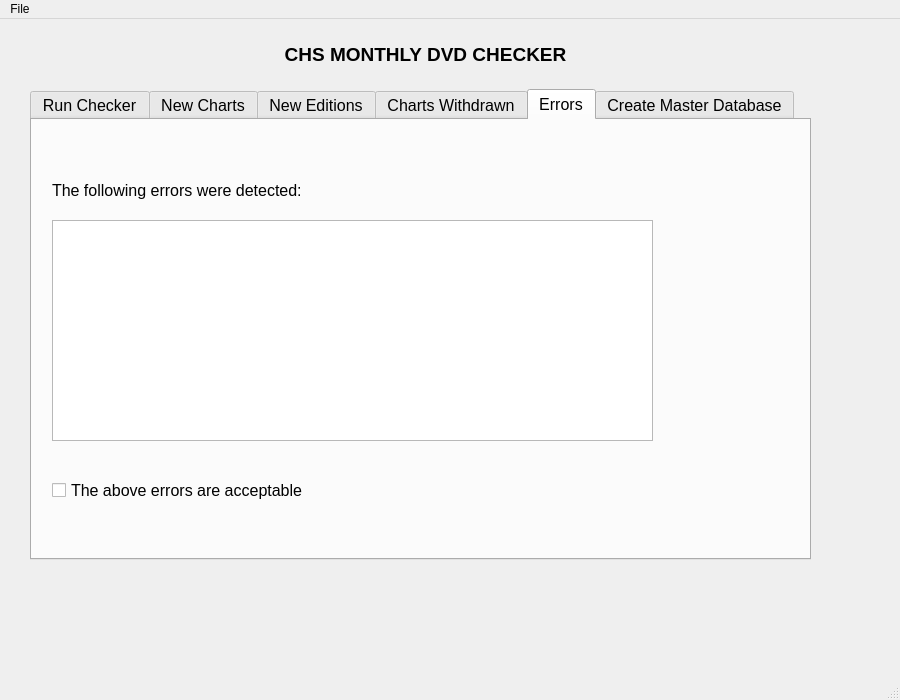
Above: CHS_DVD_Checker.ui from Mabus00/CHS-DVD-Reader before the change. Below: the same form after it.
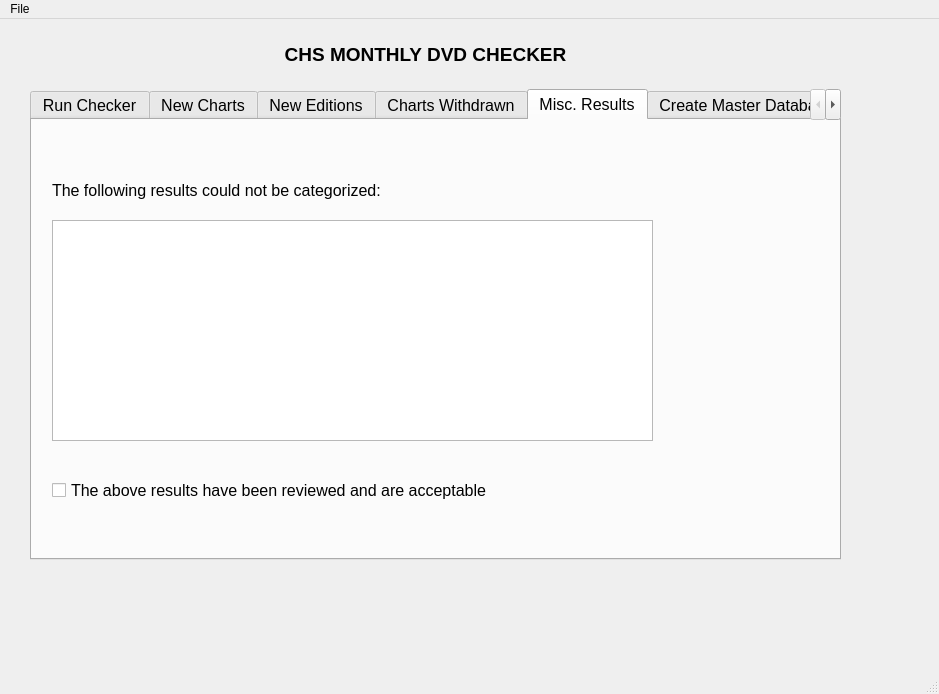
That is the form after the change.

Commit message: changed errors to misc. results

```diff
--- a/CHS_DVD_Checker.ui
+++ b/CHS_DVD_Checker.ui
@@ -6,8 +6,8 @@
    <rect>
     <x>0</x>
     <y>0</y>
-    <width>900</width>
-    <height>700</height>
+    <width>939</width>
+    <height>694</height>
    </rect>
   </property>
   <property name="sizePolicy">
@@ -48,7 +48,7 @@
      <rect>
       <x>30</x>
       <y>70</y>
-      <width>781</width>
+      <width>811</width>
       <height>471</height>
      </rect>
     </property>
@@ -233,7 +233,7 @@
     </widget>
     <widget class="QWidget" name="errors">
      <attribute name="title">
-      <string>Errors</string>
+      <string>Misc. Results</string>
      </attribute>
      <widget class="QTextBrowser" name="errorsTextBrowser">
       <property name="geometry">
@@ -255,7 +255,7 @@
        </rect>
       </property>
       <property name="text">
-       <string>The following errors were detected:</string>
+       <string>The following results could not be categorized:</string>
       </property>
      </widget>
      <widget class="QCheckBox" name="acceptErrorsCheckBox">
@@ -263,12 +263,12 @@
        <rect>
         <x>20</x>
         <y>360</y>
-        <width>351</width>
+        <width>451</width>
         <height>21</height>
        </rect>
       </property>
       <property name="text">
-       <string>The above errors are acceptable </string>
+       <string>The above results have been reviewed and are acceptable</string>
       </property>
      </widget>
     </widget>
@@ -368,7 +368,7 @@
     <rect>
      <x>0</x>
      <y>0</y>
-     <width>900</width>
+     <width>939</width>
      <height>21</height>
     </rect>
    </property>
```
The commit also changes 4 other files.
